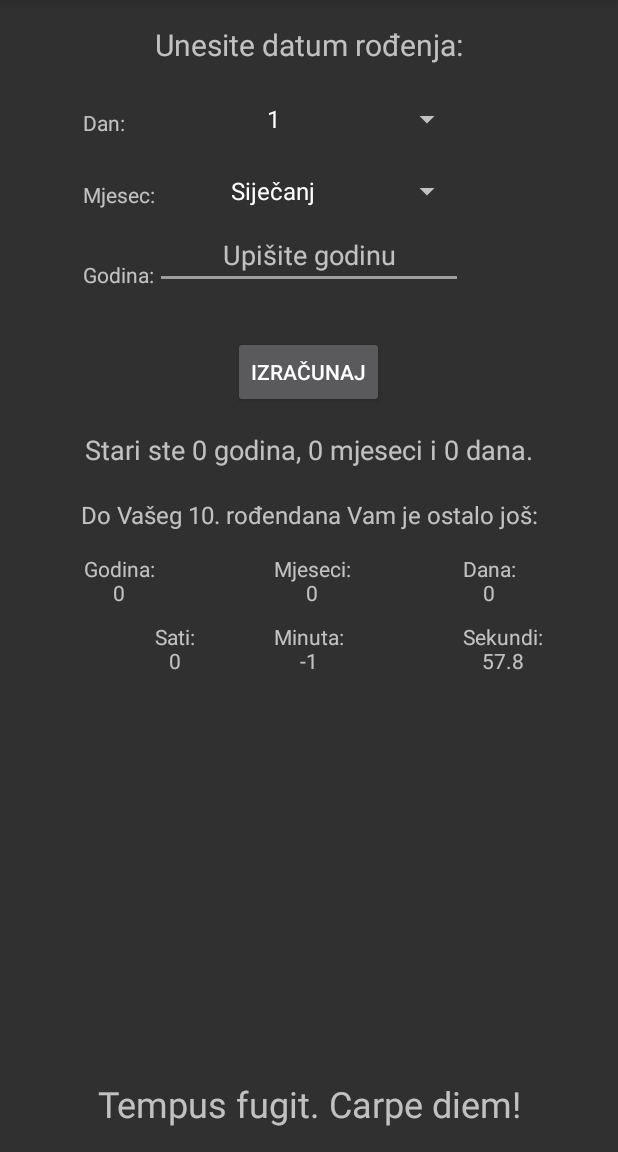
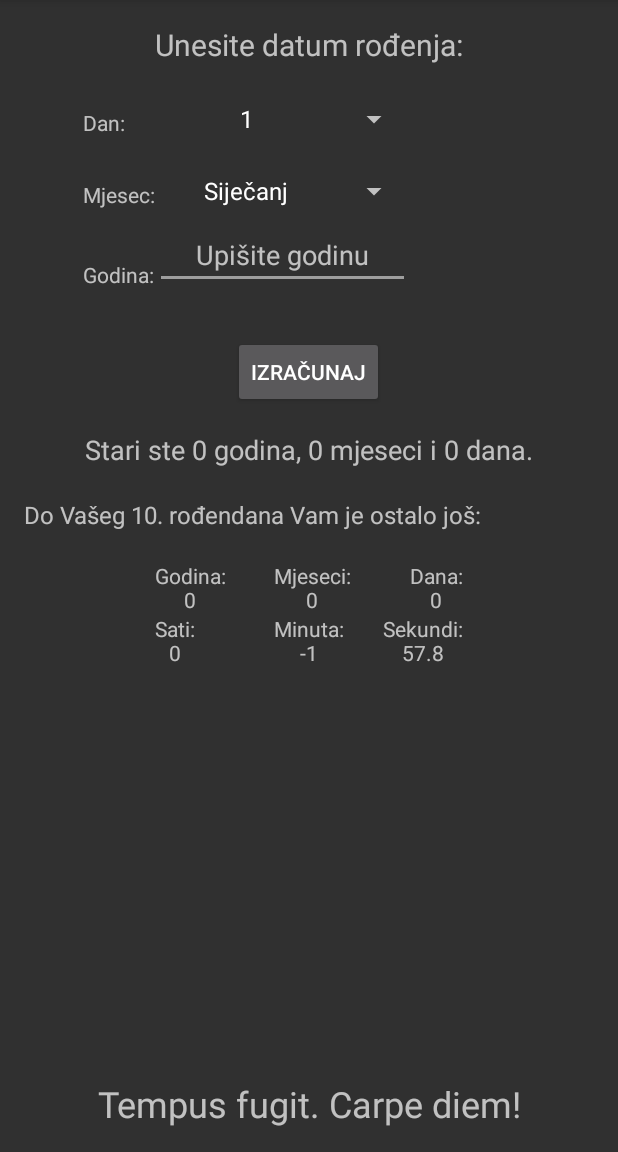
Before and after one commit to noNameDev4/KolikoSamStar, an Android app: the screen it shows after launch (MainActivity), after a tap on "IZRAČUNAJ", on a phone screen of 412 x 824 dp, the part 84-1236 px from its top. Run offline under Robolectric (Android 15) with nearby library versions, the phone set to English and light mode, and no system bars; 3 statements that could not run were skipped.

Commit message:
GUI aligment - part one

```diff
--- a/Kolikosamstar/app/src/main/res/layout/activity_main.xml
+++ b/Kolikosamstar/app/src/main/res/layout/activity_main.xml
@@ -25,7 +25,6 @@
         android:id="@+id/spinner_days"
         android:layout_marginTop="24dp"
         android:layout_below="@+id/textview_question"
-        android:layout_alignLeft="@+id/textview_question"
         android:layout_alignStart="@+id/textview_question"
         android:textAlignment="center"
         android:entries="@array/days_array"
@@ -51,7 +50,7 @@
         android:layout_alignBottom="@+id/spinner_days"
         android:layout_toLeftOf="@+id/spinner_days"
         android:id="@+id/textView_day"
-        android:layout_alignLeft="@+id/textview_month"
+        android:layout_alignLeft="@+id/textview_question"
         android:layout_alignStart="@+id/textview_month" />
 
     <EditText
@@ -136,23 +135,56 @@
         android:layout_width="wrap_content"
         android:layout_height="wrap_content"
         android:id="@+id/secondsText"
-        android:layout_alignBaseline="@+id/minutesText"
-        android:layout_alignBottom="@+id/minutesText"
-        android:layout_toEndOf="@+id/textview_question"
-        android:layout_toRightOf="@+id/textview_question"
-        android:textAlignment="center" />
+        android:textAlignment="center"
+        android:layout_below="@+id/daysText"
+        android:layout_alignRight="@+id/daysText"
+        android:layout_centerInParent="false"
+        android:layout_centerHorizontal="true" />
 
     <TextView
         android:layout_width="wrap_content"
         android:layout_height="wrap_content"
         android:id="@+id/daysText"
-        android:layout_alignBaseline="@+id/monthsText"
-        android:layout_alignBottom="@+id/monthsText"
-        android:layout_alignLeft="@+id/secondsText"
-        android:layout_alignStart="@+id/secondsText"
         android:textAlignment="center"
-        android:paddingBottom="10dp"
-        android:paddingTop="15dp" />
+        android:layout_below="@+id/textLeft"
+        android:layout_marginTop="20sp"
+        android:layout_alignRight="@+id/textview_question" />
+
+    <TextView
+        android:layout_width="wrap_content"
+        android:layout_height="wrap_content"
+        android:id="@+id/textView4"
+        android:textAlignment="center"
+        android:layout_alignLeft="@+id/edittext_year"
+        android:layout_below="@+id/textLeft"
+        android:layout_marginTop="20sp" />
+
+    <TextView
+        android:layout_width="wrap_content"
+        android:layout_height="wrap_content"
+        android:id="@+id/textView3"
+        android:textAlignment="center"
+        android:layout_alignLeft="@+id/edittext_year"
+        android:layout_below="@+id/textLeft"
+        android:layout_marginTop="20sp" />
+
+    <TextView
+        android:layout_width="wrap_content"
+        android:layout_height="wrap_content"
+        android:id="@+id/textView2"
+        android:textAlignment="center"
+        android:layout_alignLeft="@+id/edittext_year"
+        android:layout_below="@+id/textLeft"
+        android:layout_marginTop="20sp" />
+
+    <TextView
+        android:layout_width="wrap_content"
+        android:layout_height="wrap_content"
+        android:id="@+id/textView"
+        android:textAlignment="center"
+        android:layout_alignLeft="@+id/edittext_year"
+        android:layout_below="@+id/textLeft"
+        android:layout_marginTop="20sp" />
 
     <TextView
         android:layout_width="wrap_content"
@@ -160,10 +192,30 @@
         android:id="@+id/monthsText"
         android:textAlignment="center"
         android:layout_below="@+id/textLeft"
-        android:layout_alignLeft="@+id/minutesText"
         android:layout_alignStart="@+id/minutesText"
-        android:paddingBottom="10dp"
-        android:paddingTop="15dp" />
+        android:layout_marginTop="20sp"
+        android:layout_centerHorizontal="true" />
+
+    <TextView
+        android:layout_width="wrap_content"
+        android:layout_height="wrap_content"
+        android:id="@+id/yearsText"
+        android:textAlignment="center"
+        android:layout_alignLeft="@+id/edittext_year"
+        android:layout_below="@+id/textLeft"
+        android:layout_marginTop="20sp" />
+
+    <TextView
+        android:layout_width="wrap_content"
+        android:layout_height="wrap_content"
+        android:id="@+id/hoursText"
+        android:textAlignment="center"
+        android:layout_alignLeft="@+id/edittext_year"
+        android:layout_below="@+id/yearsText"
+        android:layout_centerInParent="false"
+        android:layout_alignParentTop="false"
+        android:layout_centerVertical="false"
+        android:layout_centerHorizontal="true" />
 
     <TextView
         android:layout_width="wrap_content"
@@ -171,31 +223,9 @@
         android:id="@+id/textLeft"
         android:textAlignment="center"
         android:textSize="16sp"
+        android:paddingTop="20dp"
         android:layout_below="@+id/answerText"
-        android:layout_alignParentRight="true"
-        android:layout_alignParentEnd="true"
         android:layout_alignParentLeft="true"
-        android:layout_alignParentStart="true"
-        android:paddingTop="20dp" />
-
-    <TextView
-        android:layout_width="wrap_content"
-        android:layout_height="wrap_content"
-        android:id="@+id/yearsText"
-        android:textAlignment="center"
-        android:layout_below="@+id/textLeft"
-        android:layout_toLeftOf="@+id/edittext_year"
-        android:layout_toStartOf="@+id/edittext_year"
-        android:paddingBottom="10dp"
-        android:paddingTop="15dp" />
-
-    <TextView
-        android:layout_width="wrap_content"
-        android:layout_height="wrap_content"
-        android:id="@+id/hoursText"
-        android:textAlignment="center"
-        android:layout_below="@+id/yearsText"
-        android:layout_toRightOf="@+id/yearsText"
-        android:layout_toEndOf="@+id/yearsText" />
+        android:layout_alignParentStart="true" />
 
 </RelativeLayout>
```
